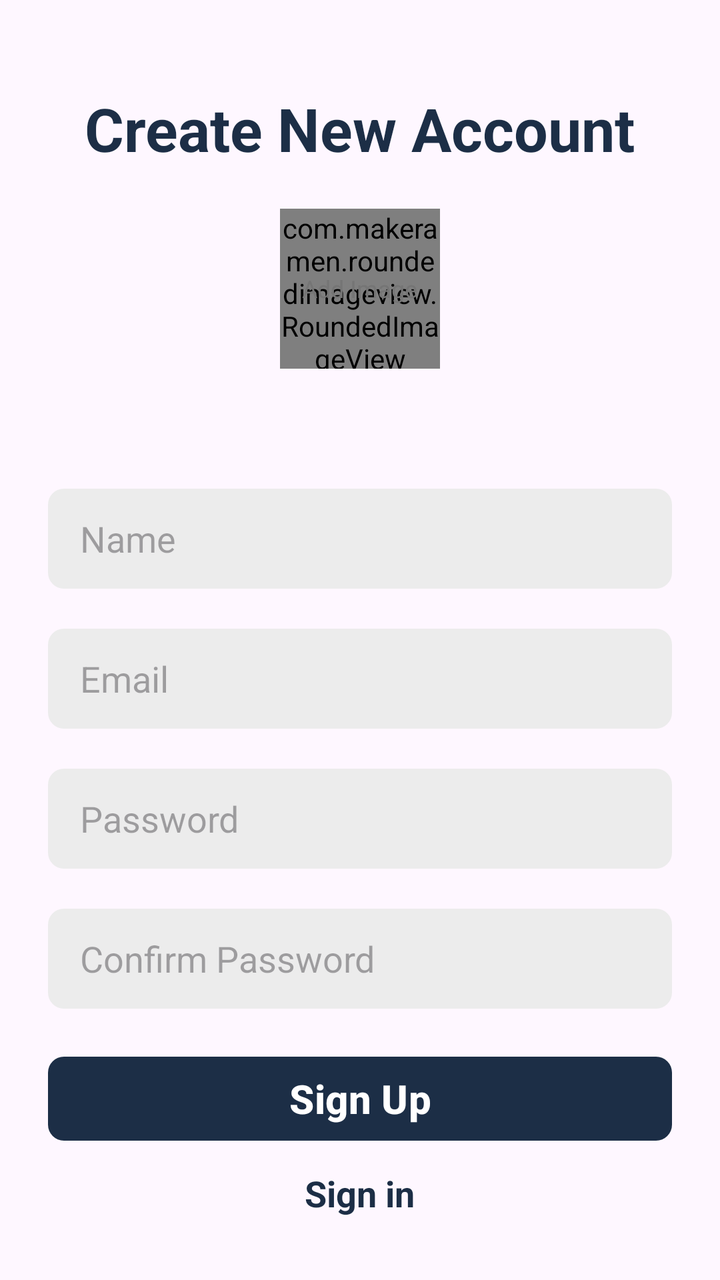
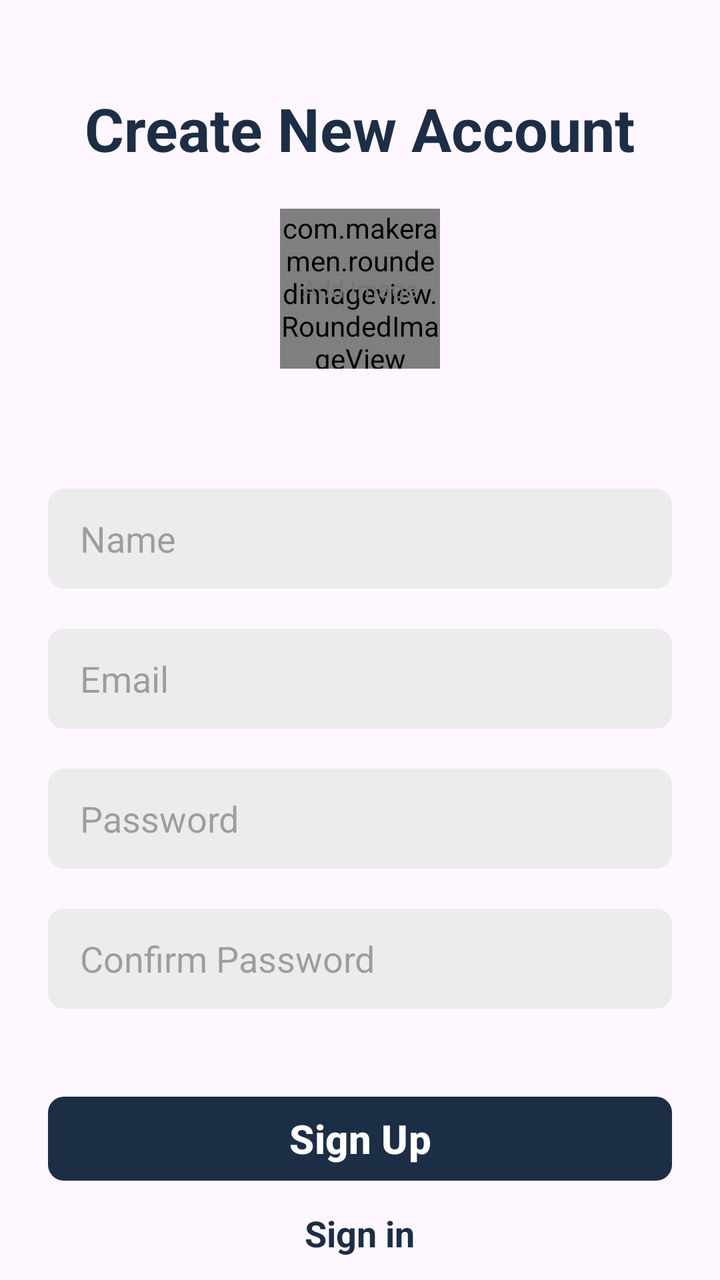

The first picture is an Android layout as it rendered before a commit; the second is the same layout after the commit. The layout source and the unified diff follow.
<!-- AndroidManifest.xml: application theme Theme.SignInSignOut -->
<!-- res/layout/activity_sign_up.xml -->
<?xml version="1.0" encoding="utf-8"?>
<ScrollView xmlns:android="http://schemas.android.com/apk/res/android"
    xmlns:app="http://schemas.android.com/apk/res-auto"
    xmlns:tools="http://schemas.android.com/tools"
    android:id="@+id/main"
    android:layout_width="match_parent"
    android:layout_height="match_parent"
    android:clipToPadding="false"
    android:overScrollMode="never"
    android:padding="24dp"
    android:scrollbars="none"
    tools:context=".activites.SignUpActivity">

    <LinearLayout
        android:layout_width="match_parent"
        android:layout_height="wrap_content"
        android:gravity="center_horizontal"
        android:orientation="vertical">

        <TextView
            android:layout_width="wrap_content"
            android:layout_height="wrap_content"
            android:layout_marginTop="20dp"
            android:text="@string/create_new_account1"
            android:textColor="@color/primary"
            android:textSize="30sp"
            android:textStyle="bold"/>

        <FrameLayout
            android:id="@+id/layoutImage"
            android:layout_width="wrap_content"
            android:layout_height="wrap_content"
            android:layout_marginTop="20dp">

            <com.makeramen.roundedimageview.RoundedImageView
                android:id="@+id/imageProfile"
                android:layout_width="80dp"
                android:layout_height="80dp"
                android:background="@drawable/background_image"
                android:scaleType="centerCrop"
                app:riv_oval="true"/>

            <TextView
                android:id="@+id/textAddImage"
                android:layout_width="wrap_content"
                android:layout_height="wrap_content"
                android:layout_gravity="center"
                android:text="@string/add_image"
                android:textColor="@color/secondary_text"
                android:textSize="12sp"/>

        </FrameLayout>

        <EditText
            android:id="@+id/inputName"
            android:layout_width="match_parent"
            android:layout_height="50dp"
            android:layout_marginTop="60dp"
            android:hint="@string/name"
            android:background="@drawable/background_input"
            android:imeOptions="actionNext"
            android:importantForAutofill="no"
            android:inputType="text"
            android:paddingStart="16dp"
            android:paddingEnd="16dp"
            android:textColor="@color/primary_text"
            android:textSize="18sp"/>

        <EditText
            android:id="@+id/inputEmail"
            android:layout_width="match_parent"
            android:layout_height="50dp"
            android:layout_marginTop="20dp"
            android:hint="@string/email"
            android:background="@drawable/background_input"
            android:imeOptions="actionNext"
            android:importantForAutofill="no"
            android:inputType="textEmailAddress"
            android:paddingStart="16dp"
            android:paddingEnd="16dp"
            android:textColor="@color/primary_text"
            android:textSize="18sp"/>

        <EditText
            android:id="@+id/inputPassword"
            android:layout_width="match_parent"
            android:layout_height="50dp"
            android:layout_marginTop="20dp"
            android:hint="@string/password"
            android:background="@drawable/background_input"
            android:imeOptions="actionNext"
            android:importantForAutofill="no"
            android:inputType="textPassword"
            android:paddingStart="16dp"
            android:paddingEnd="16dp"
            android:textAlignment="gravity"
            android:textColor="@color/primary_text"
            android:textSize="18sp"/>

        <EditText
            android:id="@+id/inputConfirmPassword"
            android:layout_width="match_parent"
            android:layout_height="50dp"
            android:layout_marginTop="20dp"
            android:hint="@string/confirm_password"
            android:background="@drawable/background_input"
            android:imeOptions="actionNext"
            android:importantForAutofill="no"
            android:inputType="textPassword"
            android:paddingStart="16dp"
            android:paddingEnd="16dp"
            android:textAlignment="gravity"
            android:textColor="@color/primary_text"
            android:textSize="18sp"/>

        <com.google.android.material.button.MaterialButton
            android:id="@+id/buttonSignUp"
            android:layout_width="match_parent"
            android:layout_height="50dp"
            android:layout_marginTop="20dp"
            android:text="@string/sign_up"
            android:textColor="@color/white"
            android:textSize="20sp"
            android:textStyle="bold"
            app:cornerRadius="8sp"/>

        <TextView
            android:id="@+id/textSignIn"
            android:layout_width="wrap_content"
            android:layout_height="wrap_content"
            android:layout_marginTop="10dp"
            android:text="@string/sign_in"
            android:textColor="@color/primary"
            android:textSize="18sp"
            android:textStyle="bold"/>



    </LinearLayout>

</ScrollView>
<!-- resources referenced by this layout -->
<resources>
  <color name="primary">#1C2E46</color>
  <color name="primary_text">#212121</color>
  <color name="secondary_text">#757575</color>
  <color name="white">#FFFFFFFF</color>
  <!-- drawable background_image (drawable) -->
  <?xml version="1.0" encoding="utf-8"?>
  <shape xmlns:android="http://schemas.android.com/apk/res/android" android:shape="oval">
      <solid android:color="@color/input_background"/>
  
  </shape>
  <!-- drawable background_input (drawable) -->
  <?xml version="1.0" encoding="utf-8"?>
  <shape xmlns:android="http://schemas.android.com/apk/res/android" android:shape="rectangle">
      <solid android:color="@color/input_background"/>
      <corners android:radius="8dp"/>
  
  </shape>
  <string name="add_image">Add Image</string>
  <string name="confirm_password">Confirm Password</string>
  <string name="create_new_account1">Create New Account</string>
  <string name="email">Email</string>
  <string name="name">Name</string>
  <string name="password">Password</string>
  <string name="sign_in">Sign in</string>
  <string name="sign_up">Sign Up</string>
  <style name="Theme.SignInSignOut" parent="Base.Theme.SignInSignOut" />
  <color name="input_background">#ECECEC</color>
  <style name="Base.Theme.SignInSignOut" parent="Theme.Material3.DayNight.NoActionBar">
          
          <item name="colorPrimary">@color/primary</item>
          <item name="android:statusBarColor">@color/primary</item>
  
          
      </style>
</resources>

<!-- the commit's change to res/layout/activity_sign_up.xml (unified diff, before → after) -->
@@ -113,6 +113,12 @@
             android:textColor="@color/primary_text"
             android:textSize="18sp"/>
 
+        <FrameLayout
+            android:layout_width="match_parent"
+            android:layout_height="wrap_content"
+            android:layout_marginTop="20dp"
+            android:animateLayoutChanges="true">
+
         <com.google.android.material.button.MaterialButton
             android:id="@+id/buttonSignUp"
             android:layout_width="match_parent"
@@ -123,6 +129,15 @@
             android:textSize="20sp"
             android:textStyle="bold"
             app:cornerRadius="8sp"/>
+
+            <ProgressBar
+                android:id="@+id/progressBar"
+                android:layout_width="25dp"
+                android:layout_height="25dp"
+                android:layout_gravity="center"
+                android:visibility="invisible"/>
+
+        </FrameLayout>
 
         <TextView
             android:id="@+id/textSignIn"
